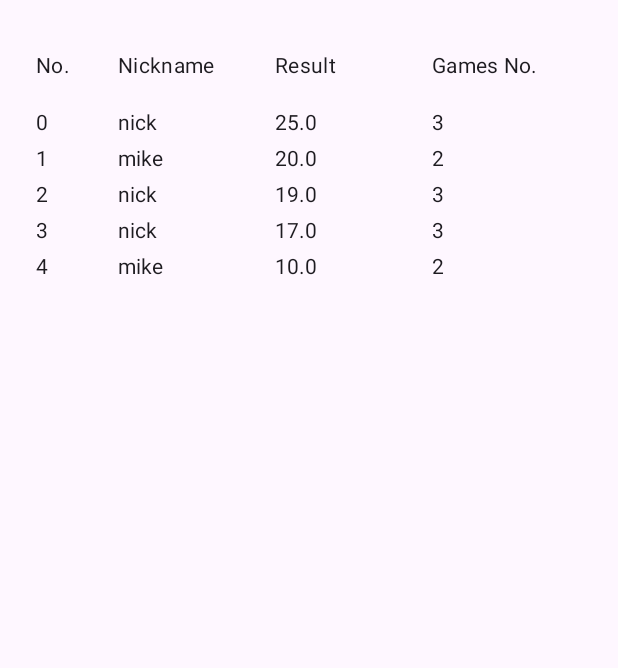
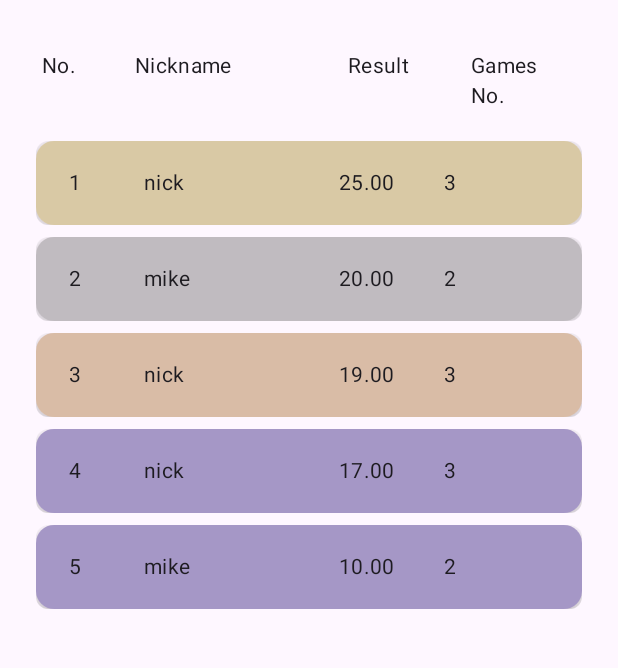
Before and after one commit to irinatomic/Catapult_mobile_app, an Android app built with Jetpack Compose: the @Preview function LeaderboardScreenPreview, on a phone screen of 412 x 824 dp, the part 69-737 px from its top. Run offline under Robolectric (Android 15) with nearby library versions, the phone set to English and light mode, and no system bars; network calls fail.

Commit message:
Add lazy loading of images in quiz and UI improvements

```diff
--- a/app/src/main/java/com/example/catapult/navigation_drawer/AppDrawer.kt
+++ b/app/src/main/java/com/example/catapult/navigation_drawer/AppDrawer.kt
@@ -1,19 +1,14 @@
 package com.example.catapult.navigation_drawer
 
-import androidx.compose.foundation.background
-import androidx.compose.foundation.layout.Box
 import androidx.compose.material3.*
-import androidx.compose.foundation.layout.Column
-import androidx.compose.foundation.layout.fillMaxHeight
-import androidx.compose.foundation.layout.fillMaxWidth
-import androidx.compose.foundation.layout.padding
-import androidx.compose.foundation.layout.width
-import androidx.compose.material.Text
+import androidx.compose.foundation.*
+import androidx.compose.foundation.layout.*
 import androidx.compose.material.icons.Icons
 import androidx.compose.material.icons.filled.Menu
 import androidx.compose.runtime.Composable
 import androidx.compose.runtime.rememberCoroutineScope
 import androidx.compose.ui.Modifier
+import androidx.compose.ui.res.painterResource
 import androidx.compose.ui.unit.dp
 import androidx.navigation.NavController
 import kotlinx.coroutines.CoroutineScope
@@ -35,6 +30,33 @@ fun HamburgerMenu(
     }
 }
 
+
+@Composable
+fun AppDrawer(
+    navController: NavController,
+    drawerState: DrawerState,
+    scope: CoroutineScope,
+) {
+    Box(
+        Modifier
+            .fillMaxHeight()
+            .width(240.dp)
+            .background(MaterialTheme.colorScheme.background)
+    ) {
+        Column {
+            Text(
+                "Catapult",
+                modifier = Modifier.padding(16.dp),
+                color = MaterialTheme.colorScheme.primary
+            )
+            Divider()
+            DrawerMenu(navController = navController) {
+                scope.launch { drawerState.close() }
+            }
+        }
+    }
+}
+
 @Composable
 fun DrawerMenu(
     navController: NavController,
@@ -53,6 +75,7 @@ fun DrawerMenu(
                         navController.navigate(item.route)
                     }
                 },
+                icon = { DrawerItemIcon(iconResId = item.icon) },
                 modifier = Modifier.fillMaxWidth()
             )
         }
@@ -60,27 +83,10 @@ fun DrawerMenu(
 }
 
 @Composable
-fun AppDrawer(
-    navController: NavController,
-    drawerState: DrawerState,
-    scope: CoroutineScope,
-) {
-    Box(
-        Modifier
-            .fillMaxHeight()
-            .width(240.dp)
-            .background(MaterialTheme.colorScheme.background)
-    ) {
-        Column {
-            androidx.compose.material3.Text(
-                "Catapult",
-                modifier = Modifier.padding(16.dp),
-                color = MaterialTheme.colorScheme.primary
-            )
-            Divider()
-            DrawerMenu(navController = navController) {
-                scope.launch { drawerState.close() }
-            }
-        }
-    }
+fun DrawerItemIcon(iconResId: Int) {
+    Image(
+        painter = painterResource(id = iconResId),
+        contentDescription = null,
+        modifier = Modifier.size(20.dp)
+    )
 }
--- a/app/src/main/java/com/example/catapult/navigation_drawer/DrawerItem.kt
+++ b/app/src/main/java/com/example/catapult/navigation_drawer/DrawerItem.kt
@@ -1,12 +1,18 @@
 package com.example.catapult.navigation_drawer
 
-sealed class DrawerItem(val route: String, val title: String) {
+import com.example.catapult.R
 
-    data object Discover : DrawerItem("breeds", "Discover")
-    data object StartQuiz : DrawerItem("quiz/start", "Start Quiz")
-    data object Leaderboard : DrawerItem("leaderboard", "Leaderboard")
+sealed class DrawerItem(
+    val route: String,
+    val title: String,
+    val icon: Int
+) {
 
-   // object Account : DrawerItem("account", "My Account")
+    data object Discover : DrawerItem("breeds", "Discover",  R.drawable.ic_discover)
+    data object StartQuiz : DrawerItem("quiz/start", "Start Quiz", R.drawable.ic_quiz)
+    data object Leaderboard : DrawerItem("leaderboard", "Leaderboard", R.drawable.ic_leaderboard)
+
+   // object Account : DrawerItem("account", "My Account", R.drawable.ic_account)
 
     companion object {
         val allItems = listOf(
--- a/app/src/main/java/com/example/catapult/segments/breeds/details_screen/BreedDetailsScreen.kt
+++ b/app/src/main/java/com/example/catapult/segments/breeds/details_screen/BreedDetailsScreen.kt
@@ -19,9 +19,6 @@ import androidx.compose.runtime.collectAsState
 import androidx.compose.ui.Alignment
 import androidx.compose.ui.Modifier
 import androidx.compose.ui.platform.LocalConfiguration
-import androidx.lifecycle.ViewModel
-import androidx.lifecycle.ViewModelProvider
-import androidx.lifecycle.viewmodel.compose.viewModel
 import androidx.navigation.NavController
 import androidx.navigation.NavGraphBuilder
 import androidx.navigation.compose.composable
--- a/app/src/main/java/com/example/catapult/segments/leaderboard/screen/LeaderboardScreen.kt
+++ b/app/src/main/java/com/example/catapult/segments/leaderboard/screen/LeaderboardScreen.kt
@@ -2,10 +2,12 @@ package com.example.catapult.segments.leaderboard.screen
 
 import android.annotation.SuppressLint
 import android.util.Log
+import androidx.compose.foundation.background
 import androidx.compose.material3.*
 import androidx.compose.foundation.layout.*
 import androidx.compose.foundation.lazy.LazyColumn
 import androidx.compose.foundation.lazy.itemsIndexed
+import androidx.compose.foundation.shape.RoundedCornerShape
 import com.example.catapult.segments.leaderboard.screen.LeaderboardContract.*
 import androidx.compose.runtime.Composable
 import androidx.compose.runtime.collectAsState
@@ -13,6 +15,8 @@ import androidx.compose.runtime.getValue
 import androidx.compose.runtime.rememberCoroutineScope
 import androidx.compose.ui.Alignment
 import androidx.compose.ui.Modifier
+import androidx.compose.ui.draw.clip
+import androidx.compose.ui.graphics.Color
 import androidx.compose.ui.unit.LayoutDirection
 import androidx.compose.ui.res.stringResource
 import androidx.compose.ui.tooling.preview.Preview
@@ -79,8 +83,13 @@ fun LeaderboardScreen(
                 val bottomPadding = paddingValues.calculateBottomPadding()
 
                 Box(modifier = Modifier
-                        .fillMaxSize()
-                        .padding(start = startPadding, top = topPadding, end = endPadding, bottom = bottomPadding)
+                    .fillMaxSize()
+                    .padding(
+                        start = startPadding,
+                        top = topPadding,
+                        end = endPadding,
+                        bottom = bottomPadding
+                    )
                 )
                 {
                     when {
@@ -119,7 +128,7 @@ fun Leaderboard(
         Spacer(modifier = Modifier.height(8.dp))
         LazyColumn {
             itemsIndexed(leaderboardItems) { index, item ->
-                LeaderboardItem(orderNumber = index, item = item)
+                LeaderboardCard(orderNumber = index, item = item)
             }
         }
     }
@@ -130,35 +139,51 @@ fun LeaderboardHeader() {
     Row(
         Modifier
             .fillMaxWidth()
-            .padding(vertical = 8.dp),
+            .padding(vertical = 8.dp, horizontal = 4.dp),
         horizontalArrangement = Arrangement.SpaceBetween
     ) {
         Text(text = "No.", style = MaterialTheme.typography.bodyMedium, modifier = Modifier.width(50.dp))
-        Text(text = "Nickname", style = MaterialTheme.typography.bodyMedium, modifier = Modifier.width(100.dp))
-        Text(text = "Result", style = MaterialTheme.typography.bodyMedium, modifier = Modifier.width(100.dp))
-        Text(text = "Games No.", style = MaterialTheme.typography.bodyMedium, modifier = Modifier.width(100.dp))
+        Text(text = "Nickname", style = MaterialTheme.typography.bodyMedium, modifier = Modifier.width(130.dp))
+        Text(text = "Result", style = MaterialTheme.typography.bodyMedium, modifier = Modifier.width(70.dp))
+        Text(text = "Games No.", style = MaterialTheme.typography.bodyMedium, modifier = Modifier.width(70.dp))
     }
 }
 
 @Composable
-fun LeaderboardItem(
+fun LeaderboardCard(
     orderNumber: Int,
     item: LBItemUiModel
 ) {
-    Row(
-        Modifier
+    val cardColor = when (orderNumber) {
+        0 -> Color(0xFFCEB462)          // Gold
+        1 -> Color(0xFF9B9797)          // Silver
+        2 -> Color(0xFFCE9964)          // Bronze
+        else -> MaterialTheme.colorScheme.primary
+    }
+
+    Card(
+        modifier = Modifier
             .fillMaxWidth()
-            .padding(vertical = 4.dp),
-        horizontalArrangement = Arrangement.SpaceBetween
+            .height(64.dp)
+            .padding(vertical = 4.dp)
+            .clip(RoundedCornerShape(8.dp)),                                 // rounded corners
+        elevation = CardDefaults.cardElevation(defaultElevation = 6.dp),
     ) {
-        Text(text = orderNumber.toString(), modifier = Modifier.width(50.dp))
-        Text(text = item.nickname, modifier = Modifier.width(100.dp))
-        Text(text = item.result.toString(), modifier = Modifier.width(100.dp))
-        Text(text = item.totalGamesPlayed.toString(), modifier = Modifier.width(100.dp))
+        Row(
+            modifier = Modifier
+                .fillMaxSize()
+                .background(cardColor.copy(alpha = 0.5f)),
+            horizontalArrangement = Arrangement.Center,
+            verticalAlignment = Alignment.CenterVertically,
+        ) {
+            val textStyle = MaterialTheme.typography.bodyMedium
+            Text(text = (orderNumber + 1).toString(), style = textStyle, modifier = Modifier.padding(start = 12.dp).width(50.dp))
+            Text(text = item.nickname, style = textStyle, modifier = Modifier.width(130.dp))
+            Text(text = String.format("%.2f", item.result), style = textStyle, modifier = Modifier.width(70.dp))
+            Text(text = item.totalGamesPlayed.toString(), style = textStyle, modifier = Modifier.padding(end = 12.dp).width(70.dp))
+        }
     }
 }
-
-
 
 @Preview
 @Composable
--- a/app/src/main/java/com/example/catapult/segments/quiz/question_screen/QuizQuestionContract.kt
+++ b/app/src/main/java/com/example/catapult/segments/quiz/question_screen/QuizQuestionContract.kt
@@ -4,7 +4,8 @@ interface QuizQuestionContract {
 
     data class Question(
         val text: String,
-        val breedImageUrl: String,
+        val breedId: String,
+        var breedImageUrl: String? = "",
         val answers: List<String>,
         val correctAnswer: String
     )
@@ -19,7 +20,7 @@ interface QuizQuestionContract {
         val correctAnswers: Int = 0,
         val timeLeft: Long = 0L,
 
-        val score: Int = 0
+        val score: Double = 0.0
     )
 
     sealed class QuizQuestionUiEvent {
```
Also changed, not shown: app/src/main/java/com/example/catapult/segments/quiz/QuizRepository.kt (+29 -39 lines), app/src/main/java/com/example/catapult/segments/quiz/question_screen/QuizQuestionScreen.kt (+1 -28 lines), app/src/main/java/com/example/catapult/segments/quiz/question_screen/QuizQuestionViewModel.kt (+21 -7 lines), app/src/main/res/drawable/ic_account.png (added), app/src/main/res/drawable/ic_discover.png (added), app/src/main/res/drawable/ic_leaderboard.png (added), app/src/main/res/drawable/ic_quiz.png (added).
